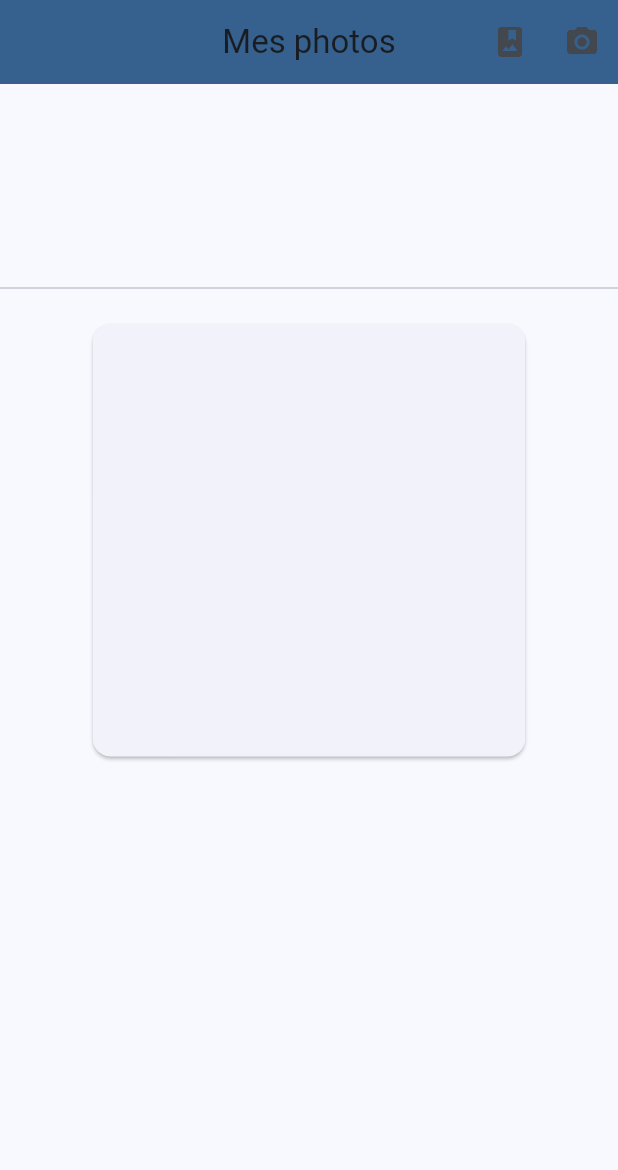
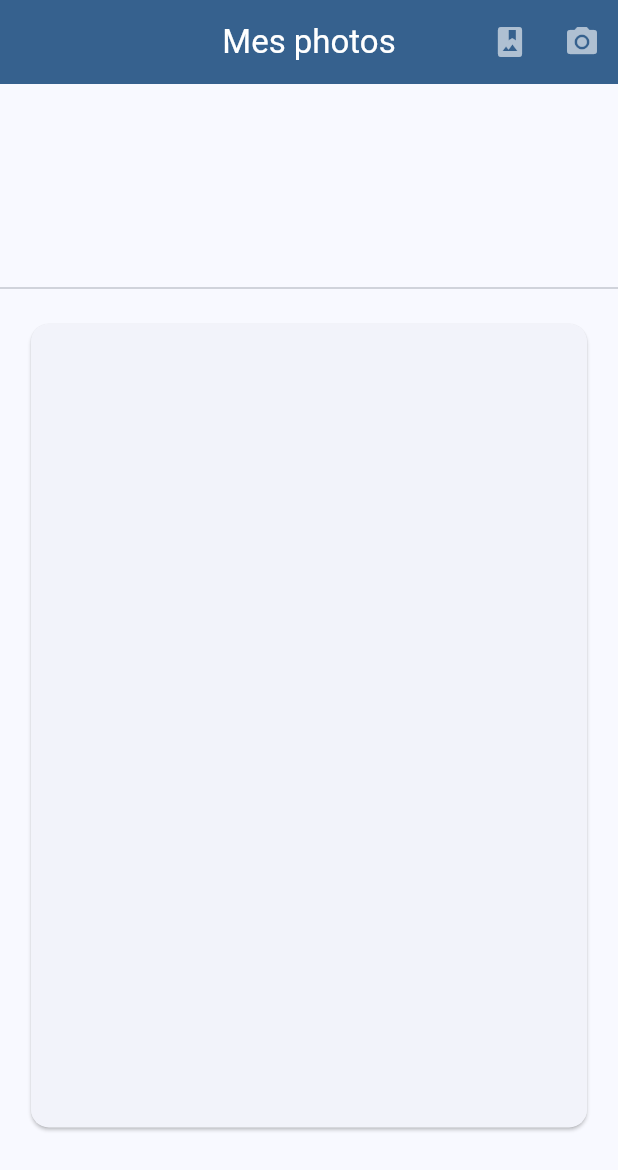
Before and after one commit to KaserekaKighunda/My_photos, a Flutter app: the screen it shows after launch, on a phone screen of 412 x 824 dp. Shown: the top 1170 px of the screen. Run offline on Flutter 3.47's test engine with Material 3 defaults, Android fonts, the phone set to English and light mode, and no system bars; our stand-ins replace image_picker.

Commit message:
change the color of icon in the Appbar

```diff
--- a/lib/main.dart
+++ b/lib/main.dart
@@ -69,14 +69,16 @@
     return Scaffold(
       appBar: AppBar(
         backgroundColor: Theme.of(context).colorScheme.primary,
-        title: Text(widget.title),
+        title: Text(widget.title, style: TextStyle(color: Colors.white)),
         centerTitle: true,
         actions: [
           IconButton(
+            color: Colors.white60,
             onPressed: (() => _pickImage(source: ImageSource.gallery)),
             icon: Icon(Icons.photo_album),
           ),
           IconButton(
+            color: Colors.white60,
             onPressed: (() => _pickImage(source: ImageSource.camera)),
             icon: Icon(Icons.camera_alt),
           ),
@@ -113,8 +115,8 @@
               //color: Theme.of(context).colorScheme.onPrimary,
               margin: EdgeInsets.all(16),
               child: Container(
-                  height: size.width * 0.7,
-                  width: size.width * 0.7,
+                  height: size.width * 1.3,
+                  width: size.width * 0.9,
                   child: (_images.isNotEmpty && _images.length > _index)
                       ? Image.file(_images[_index], fit: BoxFit.cover)
                       : SizedBox(
```
